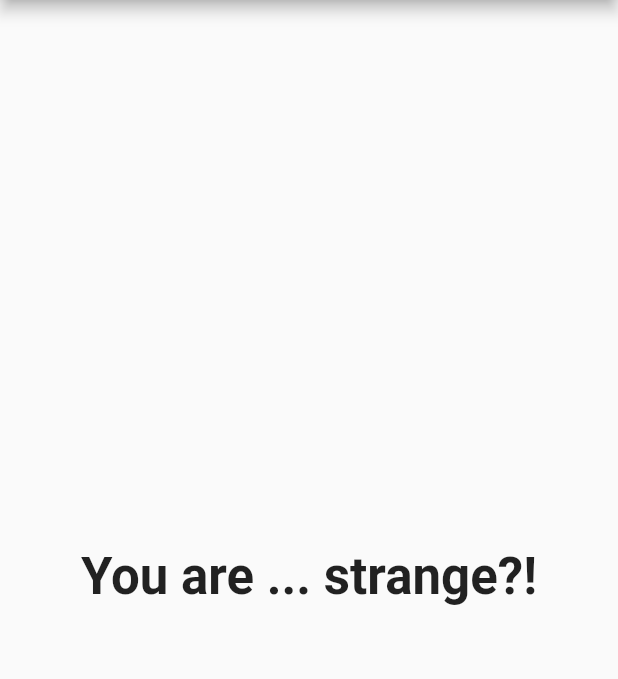
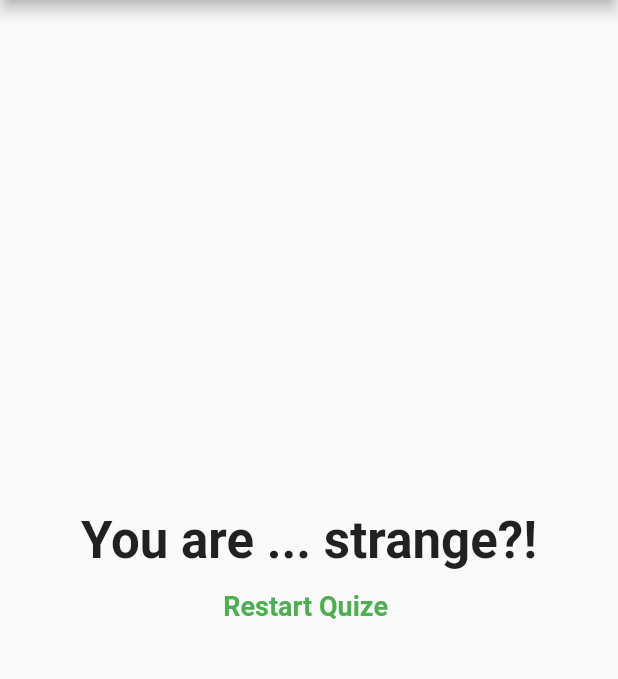
Before and after one commit to shuvo18103107/Quize-Application, a Flutter app: the screen it shows after launch, after a tap on "Rabbit", after a tap on "Inception", after a tap on "Water-Lily", on a phone screen of 412 x 824 dp, the part 84-763 px from its top. Run offline on Flutter 3.47's test engine with Material 2 defaults, Android fonts, the phone set to English and light mode, and no system bars.

Commit message:
🔥 reset the quize and final test

```diff
--- a/lib/main.dart
+++ b/lib/main.dart
@@ -45,6 +45,13 @@ class _MyAppState extends State<MyApp> {
   var _queCounter = 0;
   var _totalScore = 0;
 
+  void _resetQuize() {
+    setState(() {
+      _queCounter = 0;
+      _totalScore = 0;
+    });
+  }
+
   void _answerQuestion(int score) {
     setState(() {
       _queCounter++;
@@ -66,7 +73,7 @@ class _MyAppState extends State<MyApp> {
                 answerQuestion: _answerQuestion,
                 queCounter: _queCounter,
               )
-            : Result(_totalScore),
+            : Result(_totalScore, _resetQuize),
       ),
     );
   }
--- a/lib/result.dart
+++ b/lib/result.dart
@@ -2,7 +2,8 @@ import 'package:flutter/material.dart';
 
 class Result extends StatelessWidget {
   final int resultscore;
-  Result(this.resultscore);
+  final Function resetquize;
+  Result(this.resultscore, this.resetquize);
   // get is a combination of variable and method its never take any argument ,just return the value or function
   String get resultphrase {
     String resultText;
@@ -20,7 +21,10 @@ class Result extends StatelessWidget {
 
   @override
   Widget build(BuildContext context) {
-    return Center(
+    return Column(
+      mainAxisAlignment: MainAxisAlignment.center,
+      children: [
+        Center(
           child: Text(
             resultphrase,
             style: TextStyle(
@@ -29,6 +33,20 @@ class Result extends StatelessWidget {
             ),
             textAlign: TextAlign.center,
           ),
+        ),
+        Center(
+          child: FlatButton(
+            child: Text(
+              'Restart Quize ',
+              style: TextStyle(
+                  color: Colors.green,
+                  fontSize: 18,
+                  fontWeight: FontWeight.bold),
+            ),
+            onPressed: resetquize,
+          ),
+        )
+      ],
     );
   }
 }
```
Lines whose indentation alone changed are shown as unchanged.
